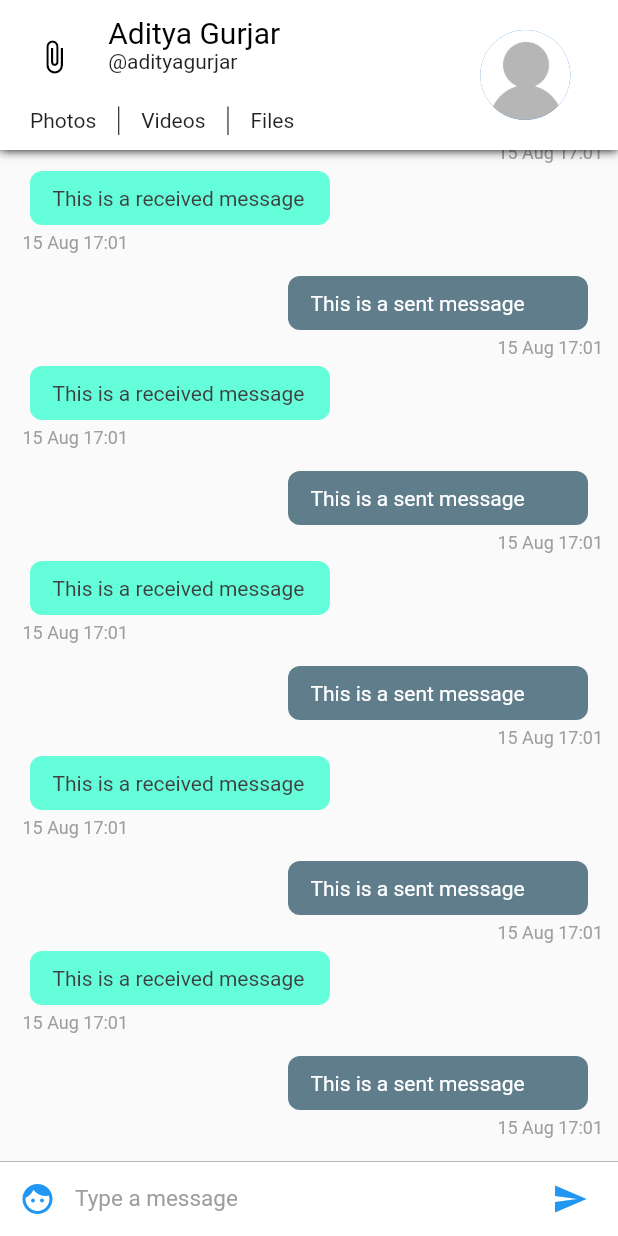
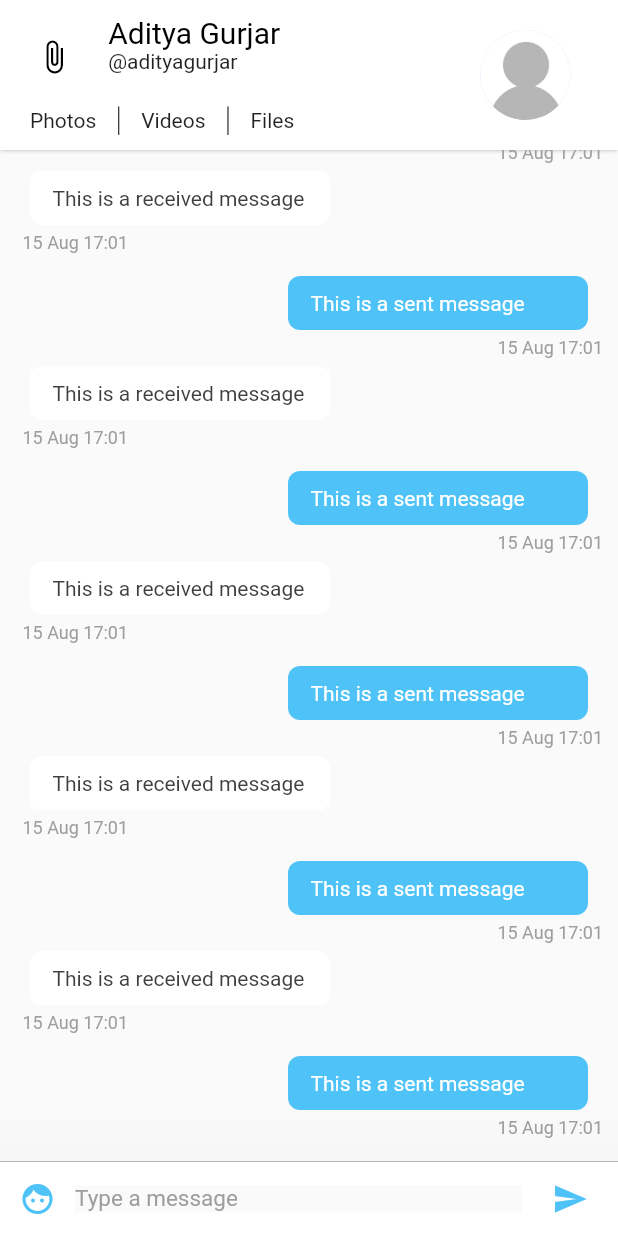
Before and after one commit to dfrazier913/messio, a Flutter app: the screen it shows after launch, on a phone screen of 412 x 824 dp. Run offline on Flutter 3.47's test engine with Material 2 defaults, Android fonts, the phone set to English and light mode, and no system bars; missing offline and left inert: rubber.

```diff
--- a/lib/config/Palette.dart
+++ b/lib/config/Palette.dart
@@ -2,14 +2,16 @@ import 'package:flutter/material.dart';
 
 // Color palette for the app
 class Palette{
-  static Color primaryColor = Colors.blue;
+  static Color primaryColor = Colors.white;
+  static Color accentColor =  Color(0xff4fc3f7);
   static Color secondaryColor = Colors.black;
   static Color primaryTextColor = Colors.black;
   static Color secondaryTextColor = Colors.black87;
   static Color primaryBackgroundColor = Colors.white;
-  static Color selfMessageBackgroundColor = Colors.blueGrey;
-  static Color otherMessageBackgroundColor = Colors.tealAccent;
+  static Color selfMessageBackgroundColor = Color(0xff4fc3f7);
+  static Color otherMessageBackgroundColor = Colors.white;
   static Color selfMessageColor = Colors.white;
   static Color otherMessageColor = Color(0xff3f3f3f);
   static Color greyColor = Colors.grey;
+  static Color chatBackgroundColor = Color(0xfffafafa)  ;
 }
--- /dev/null
+++ b/lib/config/Styles.dart
@@ -0,0 +1,20 @@
+import 'package:flutter/material.dart';
+
+import 'Palette.dart';
+
+class Styles{
+  static TextStyle textHeading = TextStyle(
+      color: Palette.primaryTextColor,
+      fontSize: 20); // Text style for the name
+  static TextStyle subHeading = TextStyle(
+      color: Palette.primaryTextColor,
+      fontSize: 14);
+  static TextStyle text = TextStyle(
+      color: Palette.secondaryTextColor);
+  static TextStyle subText = TextStyle(
+    color: Palette.greyColor);
+  static TextStyle date = TextStyle(
+      color: Palette.greyColor,
+      fontSize: 12.0,
+      fontStyle: FontStyle.normal);
+}
--- a/lib/main.dart
+++ b/lib/main.dart
@@ -1,5 +1,6 @@
 import 'package:flutter/material.dart';
-import 'pages/ConversationPageList.dart';
+import 'config/Palette.dart';
+import 'pages/ConversationPageSlide.dart';
 
 void main() => runApp(Messio());
 
@@ -10,9 +11,9 @@ class Messio extends StatelessWidget {
     return MaterialApp(
       title: 'Messio',
       theme: ThemeData(
-        primarySwatch: Colors.blue,
+        primaryColor: Palette.primaryColor,
       ),
-      home: ConversationPageList(),
+      home: ConversationPageSlide(),
     );
   }
 }
--- a/lib/pages/ConversationPage.dart
+++ b/lib/pages/ConversationPage.dart
@@ -1,4 +1,6 @@
 import 'package:flutter/material.dart';
+import 'package:messio/config/Palette.dart';
+import 'package:messio/pages/ConversationBottomSheet.dart';
 import 'package:messio/widgets/ChatAppBar.dart';
 import 'package:messio/widgets/ChatListWidget.dart';
 import 'package:messio/widgets/InputWidget.dart';
@@ -8,26 +10,35 @@ class ConversationPage extends StatefulWidget {
   _ConversationPageState createState() => _ConversationPageState();
 
   const ConversationPage();
-
 }
 
 class _ConversationPageState extends State<ConversationPage> {
+  final GlobalKey<ScaffoldState> _scaffoldKey = new GlobalKey<ScaffoldState>();
 
   @override
   Widget build(BuildContext context) {
     return SafeArea(
         child: Scaffold(
+            key: _scaffoldKey,
             appBar: ChatAppBar(), // Custom app bar for chat screen
-          body: Stack(children: <Widget>[
+            body: Container(
+                color: Palette.chatBackgroundColor,
+                child: Stack(children: <Widget>[
                   Column(
                     children: <Widget>[
-              ChatListWidget(),//Chat list
-                InputWidget() // The input widget
+                      ChatListWidget(),
+                      GestureDetector(
+                          child: InputWidget(),
+                          onPanUpdate: (details) {
+                            if (details.delta.dy < 0) {
+                              _scaffoldKey.currentState.showBottomSheet<Null>(
+                                  (BuildContext context) {
+                                return ConversationBottomSheet();
+                              });
+                            }
+                          })
                     ],
                   ),
-          ]
-    )
-      )
-    );
+                ]))));
   }
 }
--- a/lib/pages/ConversationPageList.dart
+++ /dev/null
@@ -1,26 +0,0 @@
-import 'package:flutter/material.dart';
-import 'ConversationPage.dart';
-
-class ConversationPageList extends StatefulWidget {
-
-  @override
-  _ConversationPageListState createState() => _ConversationPageListState();
-
-   const ConversationPageList();
-}
-
-class _ConversationPageListState extends State<ConversationPageList> {
-
-  @override
-  Widget build(BuildContext context) {
-    return PageView(
-      children: <Widget>[
-        ConversationPage(),
-        ConversationPage(),
-        ConversationPage()
-      ],
-    );
-
-
-  }
-}
--- /dev/null
+++ b/lib/pages/ConversationPageSlide.dart
@@ -0,0 +1,36 @@
+import 'package:flutter/material.dart';
+import 'package:rubber/rubber.dart';
+import 'ConversationPage.dart';
+
+class ConversationPageSlide extends StatefulWidget {
+
+  @override
+  _ConversationPageSlideState createState() => _ConversationPageSlideState();
+
+ const ConversationPageSlide();
+}
+
+class _ConversationPageSlideState extends State<ConversationPageSlide> with SingleTickerProviderStateMixin {
+  var controller;
+
+  @override
+  void initState() {
+    controller = RubberAnimationController(
+      vsync: this,
+    );
+    super.initState();
+  }
+
+  @override
+  Widget build(BuildContext context) {
+
+    return PageView(
+      children: <Widget>[
+        ConversationPage(),
+        ConversationPage(),
+        ConversationPage()
+      ],
+    );
+
+  }
+}
--- a/lib/widgets/ChatAppBar.dart
+++ b/lib/widgets/ChatAppBar.dart
@@ -1,6 +1,7 @@
 import 'package:flutter/material.dart';
 import 'package:messio/config/Assets.dart';
 import 'package:messio/config/Palette.dart';
+import 'package:messio/config/Styles.dart';
 
 class ChatAppBar extends StatelessWidget implements PreferredSizeWidget {
   final double height = 100;
@@ -9,20 +10,14 @@ class ChatAppBar extends StatelessWidget implements PreferredSizeWidget {
 
   @override
   Widget build(BuildContext context) {
-    var textHeading = TextStyle(
-        color: Palette.primaryTextColor,
-        fontSize: 20); // Text style for the name
-    var textStyle = TextStyle(
-        color: Palette.secondaryTextColor); // Text style for everything else
+// Text style for everything else
 
     return Material(
         child: Container(
             decoration: new BoxDecoration(boxShadow: [
               //adds a shadow to the appbar
               new BoxShadow(
-                color: Colors.black,
-                blurRadius: 5.0,
-              )
+                  color: Colors.grey, blurRadius: 2.0, spreadRadius: 0.1)
             ]),
             child: Container(
                 padding: EdgeInsets.only(top: 10, bottom: 10),
@@ -49,7 +44,7 @@ class ChatAppBar extends StatelessWidget implements PreferredSizeWidget {
                                                 Icons.attach_file,
                                                 color: Palette.secondaryColor,
                                               ),
-                                              onPressed: ()=>{}))),
+                                              onPressed: () => {}))),
                                   Expanded(
                                       flex: 6,
                                       child: Container(
@@ -61,9 +56,9 @@ class ChatAppBar extends StatelessWidget implements PreferredSizeWidget {
                                         mainAxisSize: MainAxisSize.min,
                                         children: <Widget>[
                                           Text('Aditya Gurjar',
-                                              style: textHeading),
+                                              style: Styles.textHeading),
                                           Text('@adityagurjar',
-                                              style: textStyle)
+                                              style: Styles.text)
                                         ],
                                       ))),
                                 ],
@@ -80,7 +75,7 @@ class ChatAppBar extends StatelessWidget implements PreferredSizeWidget {
                                     children: <Widget>[
                                       Text(
                                         'Photos',
-                                        style: textStyle,
+                                        style: Styles.text,
                                       ),
                                       VerticalDivider(
                                         width: 30,
@@ -88,13 +83,13 @@ class ChatAppBar extends StatelessWidget implements PreferredSizeWidget {
                                       ),
                                       Text(
                                         'Videos',
-                                        style: textStyle,
+                                        style: Styles.text,
                                       ),
                                       VerticalDivider(
                                         width: 30,
                                         color: Palette.primaryTextColor,
                                       ),
-                                      Text('Files', style: textStyle)
+                                      Text('Files', style: Styles.text)
                                     ],
                                   ))),
                         ],
--- a/lib/widgets/ChatItemWidget.dart
+++ b/lib/widgets/ChatItemWidget.dart
@@ -1,8 +1,9 @@
 import 'package:flutter/material.dart';
 import 'package:messio/config/Palette.dart';
 import 'package:intl/intl.dart';
+import 'package:messio/config/Styles.dart';
 
-class ChatItemWidget extends StatelessWidget{
+class ChatItemWidget extends StatelessWidget {
   final int index;
 
   const ChatItemWidget(this.index);
@@ -32,20 +33,16 @@ class ChatItemWidget extends StatelessWidget{
           mainAxisAlignment:
               MainAxisAlignment.end, // aligns the chatitem to right end
         ),
-            Row(
-                mainAxisAlignment: MainAxisAlignment.end,
-                children: <Widget>[
+        Row(mainAxisAlignment: MainAxisAlignment.end, children: <Widget>[
           Container(
             child: Text(
               DateFormat('dd MMM kk:mm')
                   .format(DateTime.fromMillisecondsSinceEpoch(1565888474278)),
-                      style: TextStyle(
-                          color: Palette.greyColor,
-                          fontSize: 12.0,
-                          fontStyle: FontStyle.normal),
+              style: Styles.date,
             ),
             margin: EdgeInsets.only(left: 5.0, top: 5.0, bottom: 5.0),
-                  )])
+          )
+        ])
       ]));
     } else {
       // This is a received message
@@ -72,10 +69,7 @@ class ChatItemWidget extends StatelessWidget{
               child: Text(
                 DateFormat('dd MMM kk:mm')
                     .format(DateTime.fromMillisecondsSinceEpoch(1565888474278)),
-                style: TextStyle(
-                    color: Palette.greyColor,
-                    fontSize: 12.0,
-                    fontStyle: FontStyle.normal),
+                style: Styles.date,
               ),
               margin: EdgeInsets.only(left: 5.0, top: 5.0, bottom: 5.0),
             )
@@ -84,6 +78,6 @@ class ChatItemWidget extends StatelessWidget{
         ),
         margin: EdgeInsets.only(bottom: 10.0),
       );
-    }  }
-
     }
+  }
+}
--- a/lib/widgets/InputWidget.dart
+++ b/lib/widgets/InputWidget.dart
@@ -1,13 +1,17 @@
 import 'package:flutter/material.dart';
 import 'package:messio/config/Palette.dart';
+import 'package:messio/pages/ConversationBottomSheet.dart';
 
 class InputWidget extends StatelessWidget {
+  final TextEditingController textEditingController = TextEditingController();
 
-  final TextEditingController textEditingController = TextEditingController();
+  InputWidget();
 
   @override
   Widget build(BuildContext context) {
-    return Container(
+    return Material(
+        elevation: 60.0,
+        child: Container(
           child: Row(
             children: <Widget>[
               Material(
@@ -15,8 +19,18 @@ class InputWidget extends StatelessWidget {
                   margin: new EdgeInsets.symmetric(horizontal: 1.0),
                   child: new IconButton(
                     icon: new Icon(Icons.face),
-                color: Palette.primaryColor,
-                onPressed: ()=>{},
+                    color: Palette.accentColor,
+                    onPressed: () => {
+                      showModalBottomSheet(
+                          context: context,
+                          builder: (BuildContext bc) {
+                            return Container(
+                              child: new Wrap(
+                                children: <Widget>[ConversationBottomSheet()],
+                              ),
+                            );
+                          })
+                    },
                   ),
                 ),
                 color: Colors.white,
@@ -24,16 +38,18 @@ class InputWidget extends StatelessWidget {
 
               // Text input
               Flexible(
+                child: Material(
                     child: Container(
                   child: TextField(
-                style: TextStyle(color: Palette.primaryTextColor, fontSize: 15.0),
+                    style: TextStyle(
+                        color: Palette.primaryTextColor, fontSize: 15.0),
                     controller: textEditingController,
                     decoration: InputDecoration.collapsed(
                       hintText: 'Type a message',
                       hintStyle: TextStyle(color: Palette.greyColor),
                     ),
                   ),
-            ),
+                )),
               ),
 
               // Send Message Button
@@ -43,7 +59,7 @@ class InputWidget extends StatelessWidget {
                   child: new IconButton(
                     icon: new Icon(Icons.send),
                     onPressed: () => {},
-                color: Palette.primaryColor,
+                    color: Palette.accentColor,
                   ),
                 ),
                 color: Colors.white,
@@ -56,6 +72,6 @@ class InputWidget extends StatelessWidget {
               border: new Border(
                   top: new BorderSide(color: Palette.greyColor, width: 0.5)),
               color: Colors.white),
-    );
+        ));
   }
 }
--- a/pubspec.yaml
+++ b/pubspec.yaml
@@ -14,12 +14,13 @@ description: A new Flutter project.
 version: 1.0.0+1
 
 environment:
-  sdk: ">=2.1.0 <3.0.0"
+  sdk: ">=2.2.0 <3.0.0"
 
 dependencies:
   flutter:
     sdk: flutter
   intl: ^0.15.8
+  rubber: ^0.3.2
 
   # The following adds the Cupertino Icons font to your application.
   # Use with the CupertinoIcons class for iOS style icons.
```
Also changed, not shown: lib/pages/ConversationBottomSheet.dart (added, +43 -0 lines), lib/widgets/ChatRowWidget.dart (added, +57 -0 lines), lib/widgets/NavigationPillWidget.dart (added, +30 -0 lines), pubspec.lock, 3 other files. Lines whose indentation alone changed are shown as unchanged.
